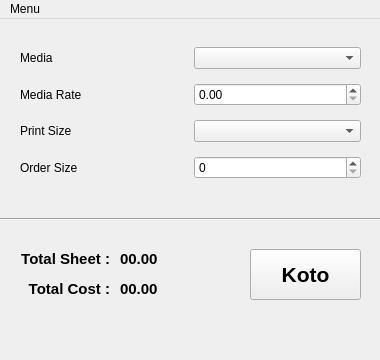
The window that mainwindow.ui (m-abrarhasan/kotoPaper) describes before a commit, drawn with Qt 5.
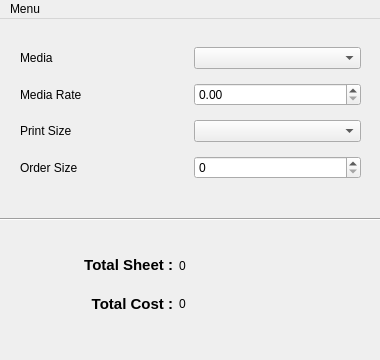
The same window after the commit.

Diff of the .ui file:
```diff
--- a/mainwindow.ui
+++ b/mainwindow.ui
@@ -91,83 +91,45 @@
      </item>
     </layout>
    </widget>
-   <widget class="QLabel" name="lbl_TotalSC_3">
+   <widget class="QWidget" name="">
     <property name="geometry">
      <rect>
       <x>20</x>
-      <y>260</y>
-      <width>90</width>
-      <height>21</height>
-     </rect>
-    </property>
-    <property name="text">
-     <string>&lt;html&gt;&lt;head/&gt;&lt;body&gt;&lt;p align=&quot;right&quot;&gt;&lt;span style=&quot; font-size:11pt; font-weight:700;&quot;&gt;Total Cost :&lt;/span&gt;&lt;/p&gt;&lt;/body&gt;&lt;/html&gt;</string>
-    </property>
-   </widget>
-   <widget class="QPushButton" name="button_Koto">
-    <property name="geometry">
-     <rect>
-      <x>250</x>
       <y>230</y>
-      <width>111</width>
-      <height>51</height>
+      <width>311</width>
+      <height>71</height>
      </rect>
     </property>
-    <property name="sizePolicy">
-     <sizepolicy hsizetype="Minimum" vsizetype="MinimumExpanding">
-      <horstretch>0</horstretch>
-      <verstretch>10</verstretch>
-     </sizepolicy>
-    </property>
-    <property name="font">
-     <font>
-      <pointsize>16</pointsize>
-      <italic>false</italic>
-      <bold>true</bold>
-     </font>
-    </property>
-    <property name="text">
-     <string>Koto</string>
-    </property>
-   </widget>
-   <widget class="QLabel" name="lbl_TotalSheet">
-    <property name="geometry">
-     <rect>
-      <x>120</x>
-      <y>230</y>
-      <width>121</width>
-      <height>21</height>
-     </rect>
-    </property>
-    <property name="text">
-     <string>&lt;html&gt;&lt;head/&gt;&lt;body&gt;&lt;p&gt;&lt;span style=&quot; font-size:11pt; font-weight:700;&quot;&gt;00.00&lt;/span&gt;&lt;/p&gt;&lt;/body&gt;&lt;/html&gt;</string>
-    </property>
-   </widget>
-   <widget class="QLabel" name="lbl_TotalCost">
-    <property name="geometry">
-     <rect>
-      <x>120</x>
-      <y>260</y>
-      <width>121</width>
-      <height>21</height>
-     </rect>
-    </property>
-    <property name="text">
-     <string>&lt;html&gt;&lt;head/&gt;&lt;body&gt;&lt;p&gt;&lt;span style=&quot; font-size:11pt; font-weight:700;&quot;&gt;00.00&lt;/span&gt;&lt;/p&gt;&lt;/body&gt;&lt;/html&gt;</string>
-    </property>
-   </widget>
-   <widget class="QLabel" name="lbl_TotalSC">
-    <property name="geometry">
-     <rect>
-      <x>20</x>
-      <y>230</y>
-      <width>90</width>
-      <height>21</height>
-     </rect>
-    </property>
-    <property name="text">
-     <string>&lt;html&gt;&lt;head/&gt;&lt;body&gt;&lt;p align=&quot;right&quot;&gt;&lt;span style=&quot; font-size:11pt; font-weight:700;&quot;&gt;Total Sheet :&lt;/span&gt;&lt;/p&gt;&lt;/body&gt;&lt;/html&gt;</string>
-    </property>
+    <layout class="QGridLayout" name="gridLayout">
+     <item row="0" column="0">
+      <widget class="QLabel" name="lbl_TotalSC">
+       <property name="text">
+        <string>&lt;html&gt;&lt;head/&gt;&lt;body&gt;&lt;p align=&quot;right&quot;&gt;&lt;span style=&quot; font-size:11pt; font-weight:700;&quot;&gt;Total Sheet :&lt;/span&gt;&lt;/p&gt;&lt;/body&gt;&lt;/html&gt;</string>
+       </property>
+      </widget>
+     </item>
+     <item row="0" column="1">
+      <widget class="QLabel" name="lbl_TotalSheet">
+       <property name="text">
+        <string>0</string>
+       </property>
+      </widget>
+     </item>
+     <item row="1" column="0">
+      <widget class="QLabel" name="lbl_TotalSC_3">
+       <property name="text">
+        <string>&lt;html&gt;&lt;head/&gt;&lt;body&gt;&lt;p align=&quot;right&quot;&gt;&lt;span style=&quot; font-size:11pt; font-weight:700;&quot;&gt;Total Cost :&lt;/span&gt;&lt;/p&gt;&lt;/body&gt;&lt;/html&gt;</string>
+       </property>
+      </widget>
+     </item>
+     <item row="1" column="1">
+      <widget class="QLabel" name="lbl_TotalCost">
+       <property name="text">
+        <string>0</string>
+       </property>
+      </widget>
+     </item>
+    </layout>
    </widget>
   </widget>
   <widget class="QMenuBar" name="menubar">
```
Left out of the diff: 2 changed lines with no effect on the pictures.
